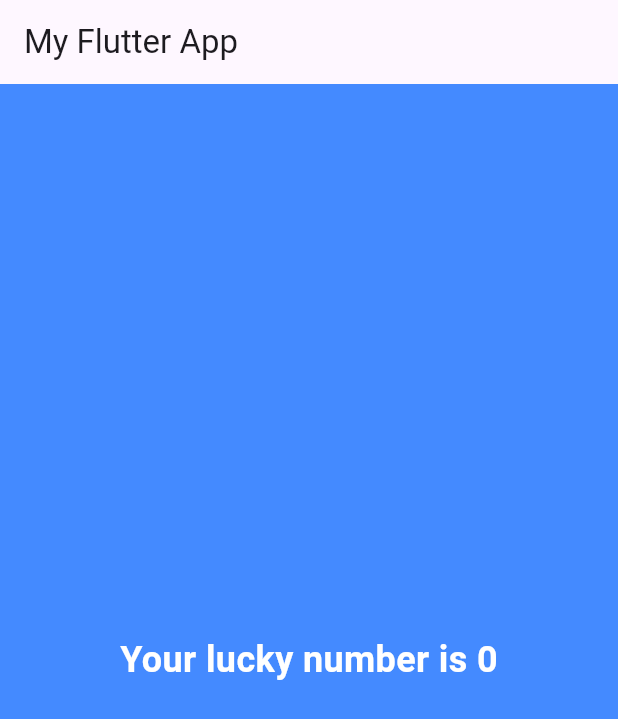
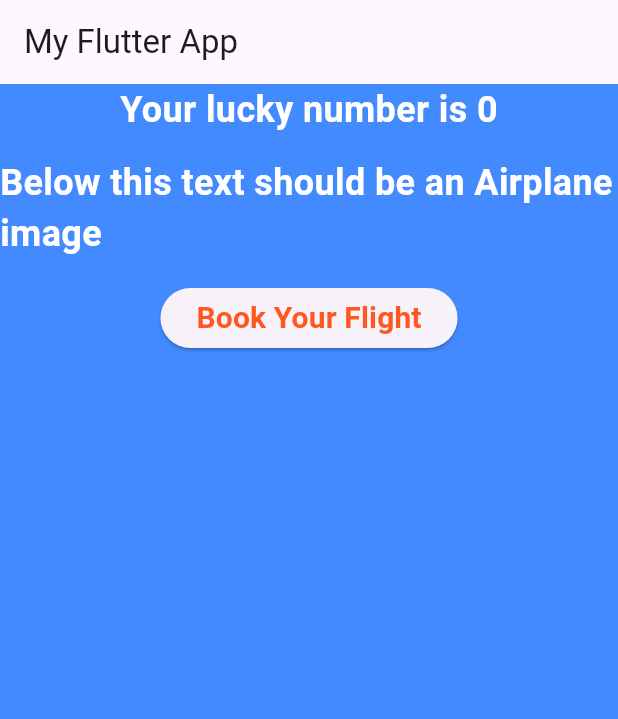
Before and after one commit to geff-ghost/Smattered, a Flutter app: the screen it shows after launch, on a phone screen of 412 x 824 dp. Shown: the top 719 px of the screen. Run offline on Flutter 3.47's test engine with Material 3 defaults, Android fonts, the phone set to English and light mode, and no system bars.

Commit message:
Alert Dialog Screen

```diff
--- /dev/null
+++ b/lib/app_screens/alertdialog_screen.dart
@@ -0,0 +1,44 @@
+import 'package:flutter/material.dart';
+
+class FlightBookButton extends StatelessWidget {
+  const FlightBookButton({super.key});
+
+  @override
+  Widget build(BuildContext context) {
+    return ElevatedButton(
+      onPressed: () {
+        bookFlight(context);
+      },
+      child: Text(
+        'Book Your Flight',
+        style: TextStyle(
+          fontSize: 20.0,
+          color: Colors.deepOrange,
+          fontWeight: FontWeight.bold,
+        ),
+      ),
+    );
+  }
+
+  void bookFlight(BuildContext context) {
+    var alertDialog = AlertDialog(
+      title: Text('Flight Booked Successfully'),
+      content: Text('Have a pleasant flight'),
+      actions: [
+        IconButton(
+          onPressed: () {},
+          icon: Icon(Icons.refresh),
+          iconSize: 50.0,
+          color: Colors.amber,
+        ),
+      ],
+    );
+
+    showDialog(
+      context: context,
+      builder: (BuildContext context) {
+        return alertDialog;
+      },
+    );
+  }
+}
--- a/lib/app_screens/first_screen.dart
+++ b/lib/app_screens/first_screen.dart
@@ -1,5 +1,7 @@
 import 'package:flutter/material.dart';
 import 'dart:math';
+
+import 'package:smattered/app_screens/alertdialog_screen.dart';
 
 class FirstScreen extends StatelessWidget {
   const FirstScreen({super.key});
@@ -9,13 +11,28 @@ class FirstScreen extends StatelessWidget {
     return Material(
       color: Colors.blueAccent,
       child: Center(
-        child: Text(
+        child: Column(
+          children: [
+            Text(
               generateLuckyNumber(),
               style: TextStyle(
                 fontWeight: FontWeight.bold,
                 fontSize: 24.0,
                 color: Colors.white,
               ),
+            ),
+            SizedBox(height: 15.0),
+            Text(
+              'Below this text should be an Airplane image',
+              style: TextStyle(
+                color: Colors.white,
+                fontSize: 24.0,
+                fontWeight: FontWeight.bold,
+              ),
+            ),
+            SizedBox(height: 15.0),
+            FlightBookButton(),
+          ],
         ),
       ),
     );
--- a/pubspec.yaml
+++ b/pubspec.yaml
@@ -2,7 +2,7 @@ name: smattered
 description: "A new Flutter project."
 # The following line prevents the package from being accidentally published to
 # pub.dev using `flutter pub publish`. This is preferred for private packages.
-publish_to: 'none' # Remove this line if you wish to publish to pub.dev
+publish_to: "none" # Remove this line if you wish to publish to pub.dev
 
 # The following defines the version and build number for your application.
 # A version number is three numbers separated by dots, like 1.2.43
@@ -51,7 +51,6 @@ dev_dependencies:
 
 # The following section is specific to Flutter packages.
 flutter:
-
   # The following line ensures that the Material Icons font is
   # included with your application, so that you can use the icons in
   # the material Icons class.
```
Lines whose indentation alone changed are shown as unchanged.
